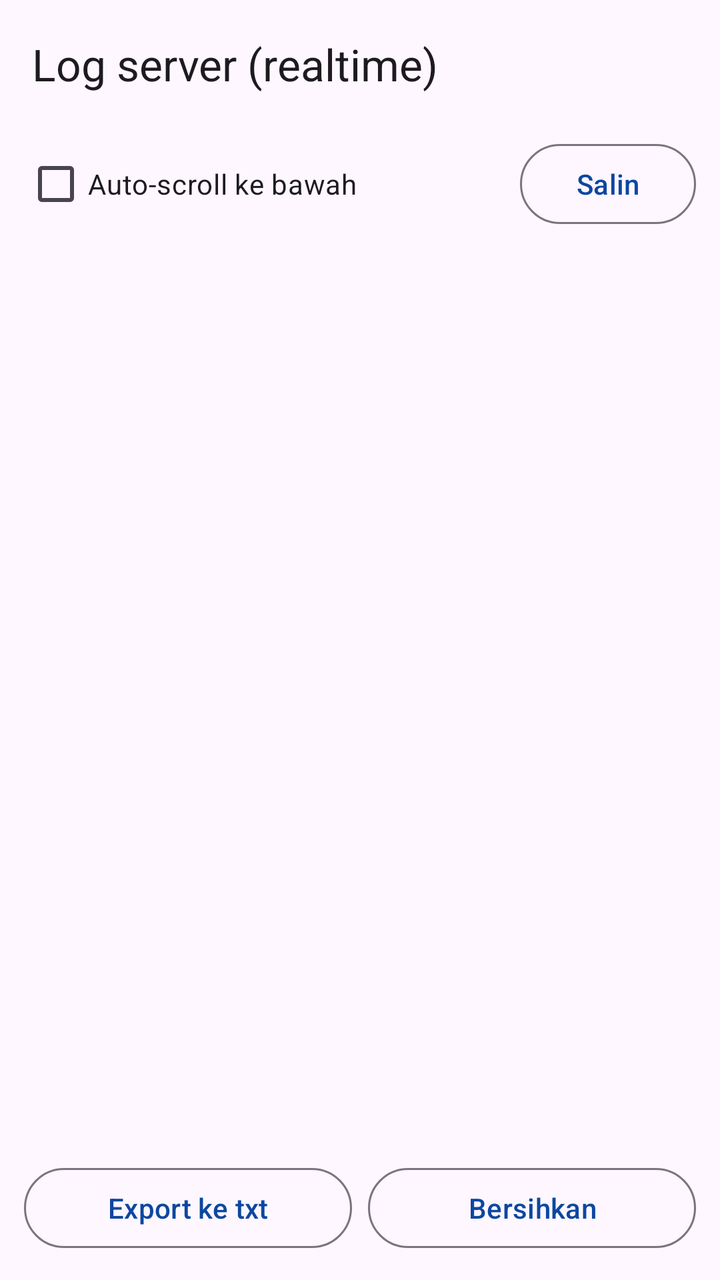
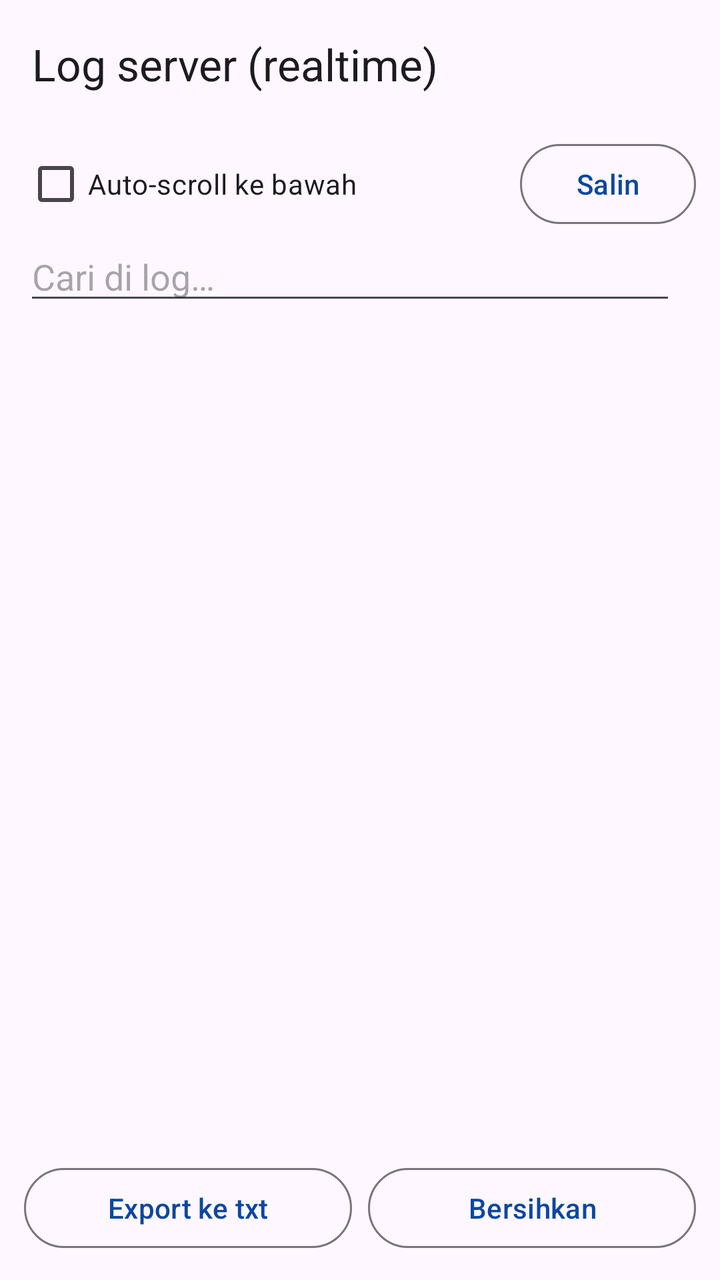

Two renders of the same Android screen: before a commit and after it. Below are the layout's source before the change and the commit's diff.
<!-- AndroidManifest.xml: activity theme Theme.HttpDownloadManager -->
<!-- res/layout/activity_log.xml -->
<?xml version="1.0" encoding="utf-8"?>
<LinearLayout xmlns:android="http://schemas.android.com/apk/res/android"
    xmlns:app="http://schemas.android.com/apk/res-auto"
    android:layout_width="match_parent"
    android:layout_height="match_parent"
    android:orientation="vertical">

    <com.google.android.material.appbar.MaterialToolbar
        android:id="@+id/toolbar"
        android:layout_width="match_parent"
        android:layout_height="?attr/actionBarSize"
        app:title="@string/remote_log_label" />

    <LinearLayout
        android:layout_width="match_parent"
        android:layout_height="wrap_content"
        android:gravity="center_vertical"
        android:orientation="horizontal"
        android:paddingHorizontal="12dp"
        android:paddingTop="4dp">

        <CheckBox
            android:id="@+id/log_autoscroll"
            android:layout_width="0dp"
            android:layout_height="wrap_content"
            android:layout_weight="1"
            android:text="@string/remote_log_autoscroll" />

        <Button
            android:id="@+id/log_copy"
            style="?attr/materialButtonOutlinedStyle"
            android:layout_width="wrap_content"
            android:layout_height="wrap_content"
            android:text="@string/remote_log_copy" />
    </LinearLayout>

    <ScrollView
        android:id="@+id/log_scroll"
        android:layout_width="match_parent"
        android:layout_height="0dp"
        android:layout_weight="1"
        android:padding="12dp">

        <TextView
            android:id="@+id/log"
            android:layout_width="match_parent"
            android:layout_height="wrap_content"
            android:fontFamily="monospace"
            android:textIsSelectable="true"
            android:textSize="12sp"
            android:textColor="?android:attr/textColorPrimary" />
    </ScrollView>

    <LinearLayout
        android:layout_width="match_parent"
        android:layout_height="wrap_content"
        android:layout_marginHorizontal="12dp"
        android:layout_marginBottom="12dp"
        android:orientation="horizontal">

        <Button
            android:id="@+id/log_export"
            style="?attr/materialButtonOutlinedStyle"
            android:layout_width="0dp"
            android:layout_height="wrap_content"
            android:layout_weight="1"
            android:text="@string/remote_log_export" />

        <Button
            android:id="@+id/log_clear"
            style="?attr/materialButtonOutlinedStyle"
            android:layout_width="0dp"
            android:layout_height="wrap_content"
            android:layout_marginStart="8dp"
            android:layout_weight="1"
            android:text="@string/remote_log_clear" />
    </LinearLayout>
</LinearLayout>
<!-- resources referenced by this layout -->
<resources>
  <string name="remote_log_autoscroll">Auto-scroll ke bawah</string>
  <string name="remote_log_clear">Bersihkan</string>
  <string name="remote_log_copy">Salin</string>
  <string name="remote_log_export">Export ke txt</string>
  <string name="remote_log_label">Log server (realtime)</string>
  <style name="Theme.HttpDownloadManager" parent="Theme.Material3.DayNight.NoActionBar">
          <item name="colorPrimary">@color/primary</item>
          <item name="colorPrimaryDark">@color/primary_dark</item>
          <item name="colorAccent">@color/accent</item>
      </style>
  <color name="primary">#0D47A1</color>
  <color name="primary_dark">#002171</color>
  <color name="accent">#FF6F00</color>
</resources>

<!-- the commit's change to res/layout/activity_log.xml (unified diff, before → after) -->
@@ -32,6 +32,33 @@
             android:layout_width="wrap_content"
             android:layout_height="wrap_content"
             android:text="@string/remote_log_copy" />
+    </LinearLayout>
+
+    <LinearLayout
+        android:layout_width="match_parent"
+        android:layout_height="wrap_content"
+        android:gravity="center_vertical"
+        android:orientation="horizontal"
+        android:paddingHorizontal="12dp"
+        android:paddingBottom="4dp">
+
+        <EditText
+            android:id="@+id/log_search"
+            android:layout_width="0dp"
+            android:layout_height="wrap_content"
+            android:layout_weight="1"
+            android:hint="@string/remote_log_search_hint"
+            android:importantForAutofill="no"
+            android:inputType="text"
+            android:maxLines="1" />
+
+        <TextView
+            android:id="@+id/log_count"
+            android:layout_width="wrap_content"
+            android:layout_height="wrap_content"
+            android:layout_marginStart="10dp"
+            android:textAppearance="?attr/textAppearanceBodySmall"
+            android:textColor="?android:attr/textColorSecondary" />
     </LinearLayout>
 
     <ScrollView
<!-- resource entries referenced after the edit -->
@@ -5,6 +5,7 @@
   <string name="remote_log_copy">Salin</string>
   <string name="remote_log_export">Export ke txt</string>
   <string name="remote_log_label">Log server (realtime)</string>
+  <string name="remote_log_search_hint">Cari di log…</string>
   <style name="Theme.HttpDownloadManager" parent="Theme.Material3.DayNight.NoActionBar">
           <item name="colorPrimary">@color/primary</item>
           <item name="colorPrimaryDark">@color/primary_dark</item>
